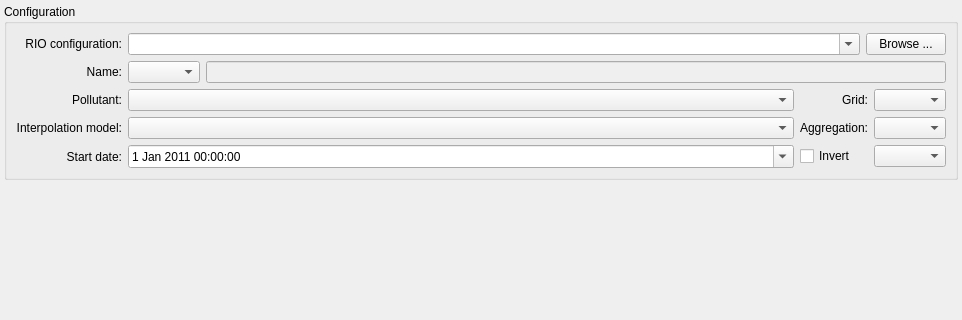
Above: src/ui/mappingview.ui from VITObelgium/cpp-infra before the change; both pictures show x 0 to 962 and y 0 to 320 of the 962 by 466 pixel window. Below: the same form after it.
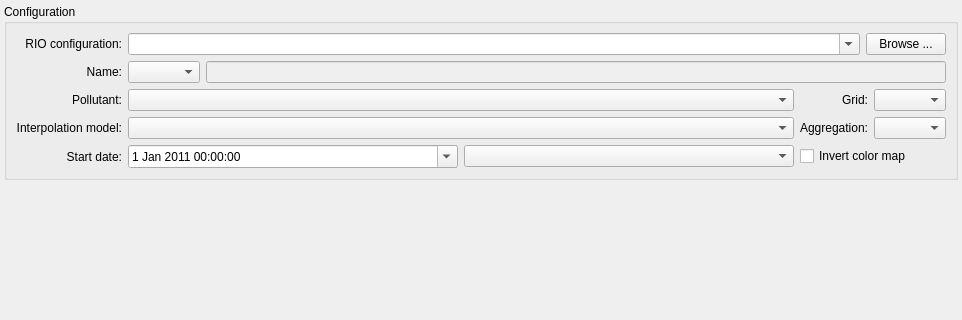
That is the form after the change. Custom widgets are drawn as their Qt base class.

What changed in the file:
```diff
--- a/src/ui/mappingview.ui
+++ b/src/ui/mappingview.ui
@@ -210,6 +210,8 @@
         <item row="5" column="1">
          <layout class="QHBoxLayout" name="horizontalLayout_4">
           <item>
+           <layout class="QHBoxLayout" name="horizontalLayout_3">
+            <item>
            <widget class="QDateTimeEdit" name="startDate">
             <property name="sizePolicy">
              <sizepolicy hsizetype="Expanding" vsizetype="Fixed">
@@ -229,15 +231,24 @@
             </property>
            </widget>
           </item>
-         </layout>
-        </item>
-        <item row="5" column="3">
-         <widget class="inf::ui::ColorMapComboBox" name="colorMapCombo"/>
+            <item>
+             <widget class="inf::ui::ColorMapComboBox" name="colorMapCombo">
+              <property name="sizePolicy">
+               <sizepolicy hsizetype="Expanding" vsizetype="Fixed">
+                <horstretch>0</horstretch>
+                <verstretch>0</verstretch>
+               </sizepolicy>
+              </property>
+             </widget>
+            </item>
+           </layout>
+          </item>
+         </layout>
         </item>
-        <item row="5" column="2">
+        <item row="5" column="2" colspan="2">
          <widget class="QCheckBox" name="invertColorMapCheck">
           <property name="text">
-           <string>Invert</string>
+           <string>Invert color map</string>
           </property>
          </widget>
         </item>
```
Lines whose indentation alone changed are shown as unchanged.
